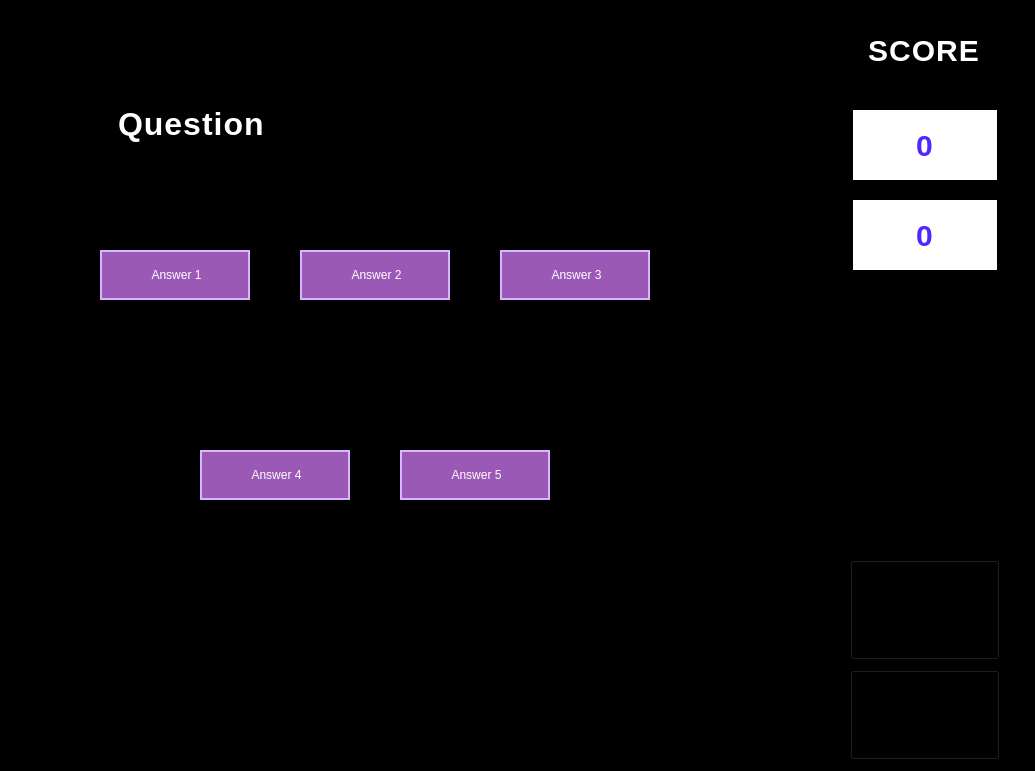
The window that gamepage.ui (aishug18/GeoBreakerGame) describes before a commit, drawn with Qt 5.
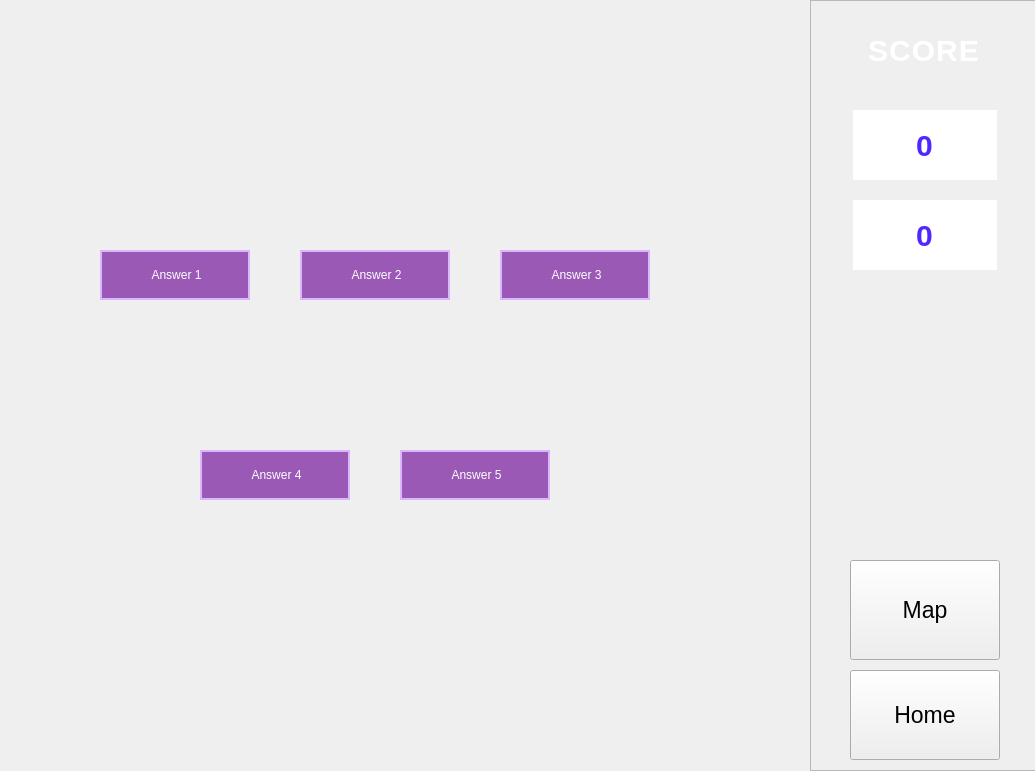
The same window after the commit. Icons and pictures are not drawn.

Commit message: Fixed the question text crop issue, improved UI

```diff
--- a/gamepage.ui
+++ b/gamepage.ui
@@ -14,9 +14,7 @@
    <string>Form</string>
   </property>
   <property name="styleSheet">
-   <string notr="true">QWidget {
-        background-color: rgb(0, 0, 0);
-}</string>
+   <string notr="true"/>
   </property>
   <widget class="QFrame" name="frame">
    <property name="geometry">
@@ -196,23 +194,26 @@
   <widget class="QLabel" name="questionLabel">
    <property name="geometry">
     <rect>
-     <x>100</x>
-     <y>50</y>
+     <x>110</x>
+     <y>40</y>
      <width>550</width>
      <height>150</height>
     </rect>
    </property>
+   <property name="font">
+    <font>
+     <pointsize>20</pointsize>
+     <bold>true</bold>
+    </font>
+   </property>
    <property name="styleSheet">
-    <string notr="true">QLabel {
-    color: #ffffff;
-    font-size: 28px;
-    font-weight: bold;
-    padding: 10px;
-    letter-spacing: 1px;
-}</string>
+    <string notr="true"/>
    </property>
    <property name="text">
-    <string>&lt;html&gt;&lt;head/&gt;&lt;body&gt;&lt;p&gt;&lt;span style=&quot; font-size:24pt;&quot;&gt;Question&lt;/span&gt;&lt;/p&gt;&lt;/body&gt;&lt;/html&gt;</string>
+    <string/>
+   </property>
+   <property name="alignment">
+    <set>Qt::AlignmentFlag::AlignLeading|Qt::AlignmentFlag::AlignLeft|Qt::AlignmentFlag::AlignTop</set>
    </property>
    <property name="wordWrap">
     <bool>true</bool>
```
Left out of the diff: 7 changed lines with no effect on the pictures. The commit also changes 6 other files.
